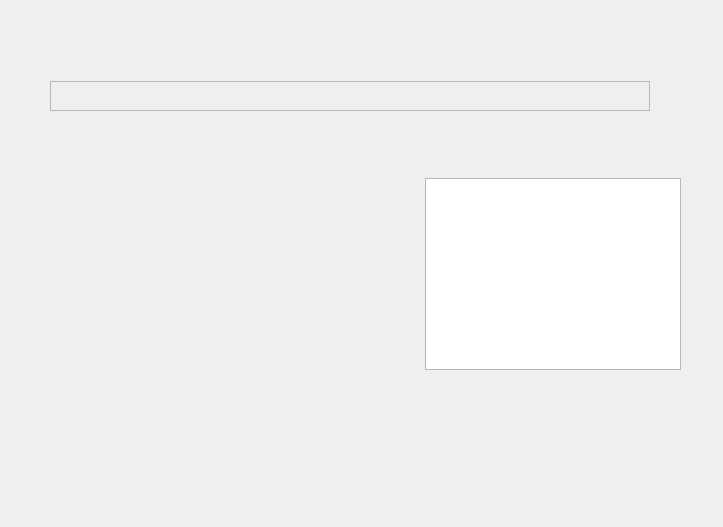
Qt form src/dialogs/FilenameLayoutDialog.ui (KDE/amarok) before a commit.
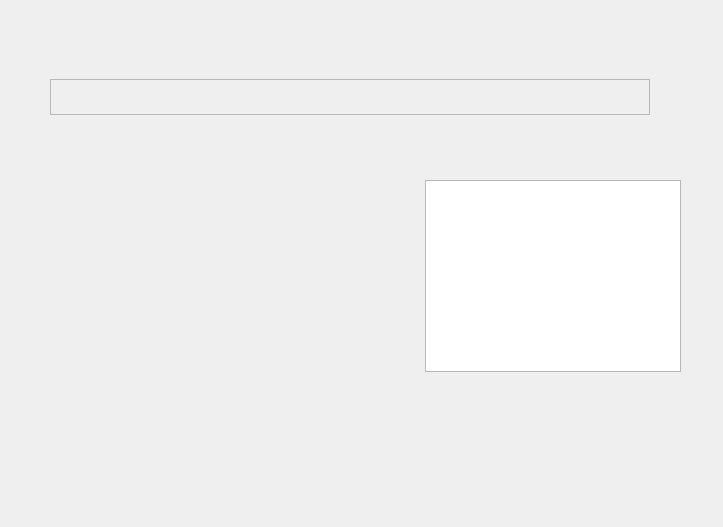
The same form after that commit. Custom widgets are drawn as their Qt base class.

Commit message: Work on the tokens, now the drag&drop actually carries the string from the pool to the layout bar.

Patch:
```diff
--- a/src/dialogs/FilenameLayoutDialog.ui
+++ b/src/dialogs/FilenameLayoutDialog.ui
@@ -15,7 +15,7 @@
   <property name="windowTitle" >
    <string>Dialog</string>
   </property>
-  <widget class="QWidget" name="" >
+  <widget class="QWidget" name="layoutWidget" >
    <property name="geometry" >
     <rect>
      <x>50</x>
@@ -36,13 +36,13 @@
       <property name="minimumSize" >
        <size>
         <width>600</width>
-        <height>30</height>
+        <height>36</height>
        </size>
       </property>
       <property name="maximumSize" >
        <size>
         <width>300</width>
-        <height>30</height>
+        <height>36</height>
        </size>
       </property>
       <property name="frameShape" >
```
Left out of the diff: 1 changed line with no effect on the pictures. The commit also changes 2 other files.
